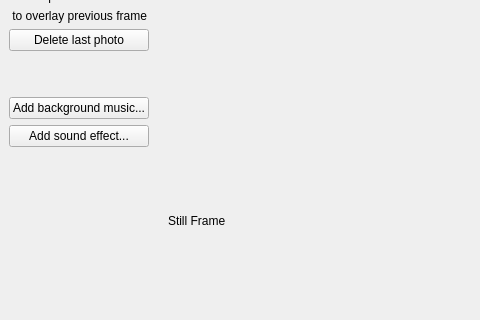
chennes/Stop_Motion_Animation, file stopmotionanimation.ui: the form before one commit; both pictures show x 0 to 480 and y 102 to 422 of the 831 by 1129 pixel window.
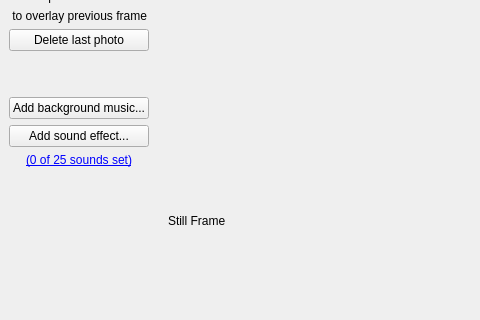
The form after the commit. Custom widgets are drawn as their Qt base class.

Commit message:
Add new sound editing interface
The new interface lists all of the sound effects out and lets you remove
them, play them, or edit them. It also provides a workaround for #38 by
preventing more than 25 effects from being added.

```diff
--- a/stopmotionanimation.ui
+++ b/stopmotionanimation.ui
@@ -264,6 +264,19 @@
           </property>
          </widget>
         </item>
+        <item>
+         <widget class="QLabel" name="soundEffectNumberLabel">
+          <property name="text">
+           <string>&lt;html&gt;&lt;head/&gt;&lt;body&gt;&lt;p align=&quot;center&quot;&gt;&lt;a href=&quot;#&quot;&gt;&lt;span style=&quot; text-decoration: underline; color:#0000ff;&quot;&gt;(0 of 25 sounds set)&lt;/span&gt;&lt;/a&gt;&lt;/p&gt;&lt;/body&gt;&lt;/html&gt;</string>
+          </property>
+          <property name="openExternalLinks">
+           <bool>false</bool>
+          </property>
+          <property name="textInteractionFlags">
+           <set>Qt::LinksAccessibleByKeyboard|Qt::LinksAccessibleByMouse</set>
+          </property>
+         </widget>
+        </item>
         <item>
          <spacer name="verticalSpacer_3">
           <property name="orientation">
```
The commit also changes 9 other files.
